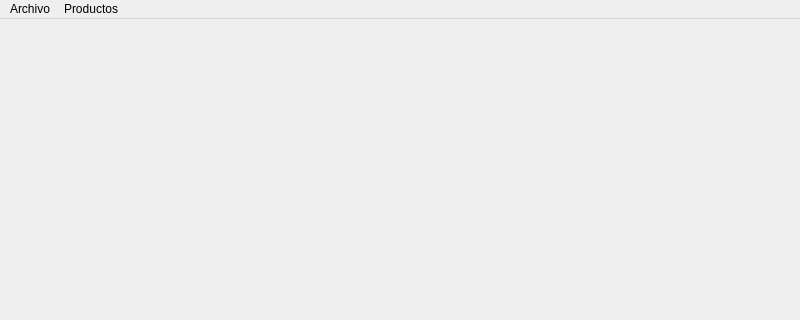
Before: the Qt Designer form ui/designer/main.ui in franlop24/mystore_pyside6, drawn with Qt 5; both pictures show x 0 to 800 and y 0 to 320 of the 800 by 600 pixel window.
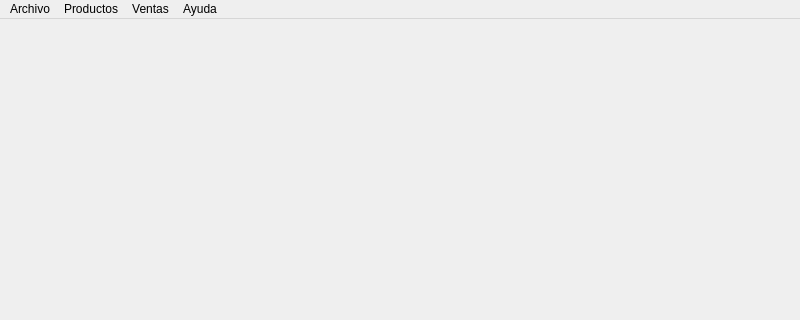
After: the same form once the commit is applied. The open tabs and pages were chosen to show the change.

Commit message: 02 Add menu options and pages

The edit to the form file:
```diff
--- a/ui/designer/main.ui
+++ b/ui/designer/main.ui
@@ -33,7 +33,7 @@
      <x>0</x>
      <y>0</y>
      <width>800</width>
-     <height>22</height>
+     <height>24</height>
     </rect>
    </property>
    <widget class="QMenu" name="menuArchivo">
@@ -49,8 +49,23 @@
     <addaction name="actionCategorias"/>
     <addaction name="actionProductos"/>
    </widget>
+   <widget class="QMenu" name="menuVentas">
+    <property name="title">
+     <string>Ventas</string>
+    </property>
+    <addaction name="actionAgregar_Venta"/>
+    <addaction name="actionMostrar_Ventas"/>
+   </widget>
+   <widget class="QMenu" name="menuAyuda">
+    <property name="title">
+     <string>Ayuda</string>
+    </property>
+    <addaction name="actionAyuda"/>
+   </widget>
    <addaction name="menuArchivo"/>
    <addaction name="menuProductos"/>
+   <addaction name="menuVentas"/>
+   <addaction name="menuAyuda"/>
   </widget>
   <widget class="QStatusBar" name="statusbar"/>
   <action name="actionSalir">
```
Left out of the diff: 21 changed lines with no effect on the pictures. The commit also changes 5 other files.
